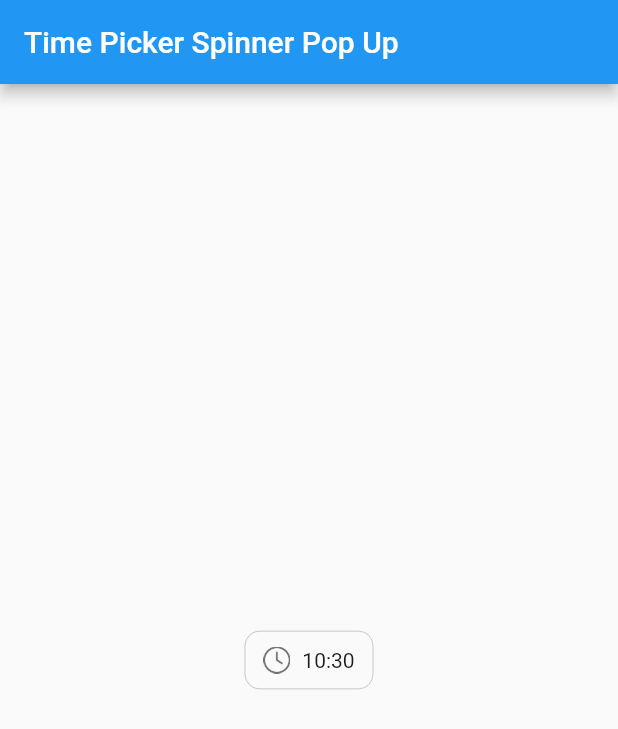
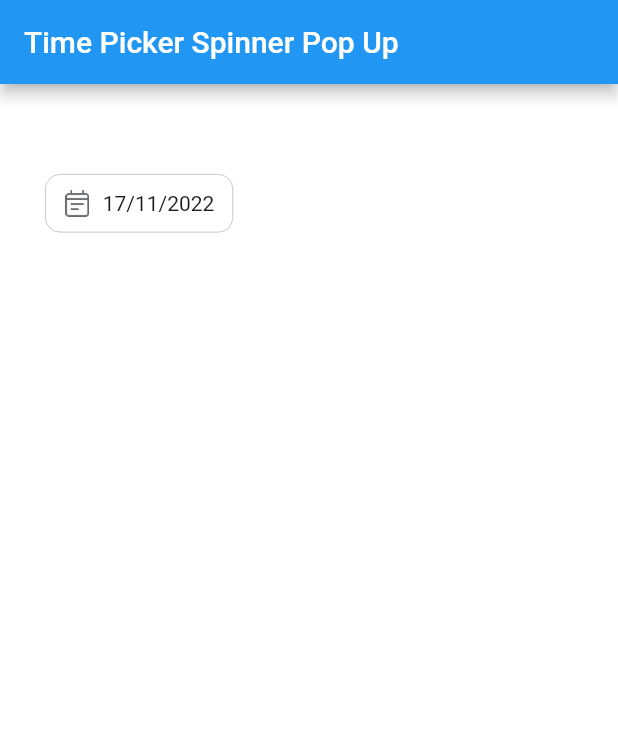
Before and after one commit to tuannvm2109/time_picker_spinner_pop_up, a Flutter app: the screen it shows after launch, on a phone screen of 412 x 824 dp. Shown: the top 729 px of the screen. Run offline on Flutter 3.47's test engine with Material 2 defaults, Android fonts, the phone set to English and light mode, and no system bars.

Commit message:
Fix animation, change gif image demo

```diff
--- a/example/lib/main.dart
+++ b/example/lib/main.dart
@@ -37,12 +37,17 @@ class _MyHomePageState extends State<MyHomePage> {
   @override
   Widget build(BuildContext context) {
     return Scaffold(
+      backgroundColor: Colors.white,
       appBar: AppBar(
         title: Text(widget.title),
       ),
-      body: Center(
+      body: Stack(
+        children: [
+          Positioned(
+            left: 30,
+            top: 60,
             child: TimePickerSpinnerPopUp(
-          mode: CupertinoDatePickerMode.time,
+              mode: CupertinoDatePickerMode.date,
               initTime: DateTime.now(),
               minTime: DateTime.now().subtract(const Duration(days: 10)),
               maxTime: DateTime.now().add(const Duration(days: 10)),
@@ -60,6 +65,8 @@ class _MyHomePageState extends State<MyHomePage> {
               // timeFormat: 'dd/MM/yyyy',
             ),
           ),
+        ],
+      ),
     );
   }
 }
--- a/lib/time_picker_spinner_enum.dart
+++ b/lib/time_picker_spinner_enum.dart
@@ -13,7 +13,6 @@ enum PositionType {
   overlap,
 }
 
-
 enum TimePickerSpinnerLayoutId {
   timePicker,
   buttonCancel,
--- a/pubspec.yaml
+++ b/pubspec.yaml
@@ -1,6 +1,6 @@
 name: time_picker_spinner_pop_up
 description: A package show popup anchor for pick date time by using spinner cupertino style
-version: 1.0.0
+version: 1.0.1
 homepage: https://github.com/tuannvm2109/time_picker_spinner_pop_up
 
 environment:
```
Also changed, not shown: lib/time_picker_spinner_pop_up.dart (+31 -20 lines), assets/date.gif, assets/time.gif, example/pubspec.lock, lib/time_picker_spinner_controller.dart (line endings or trailing spaces), 2 other files. Lines whose indentation alone changed are shown as unchanged.
